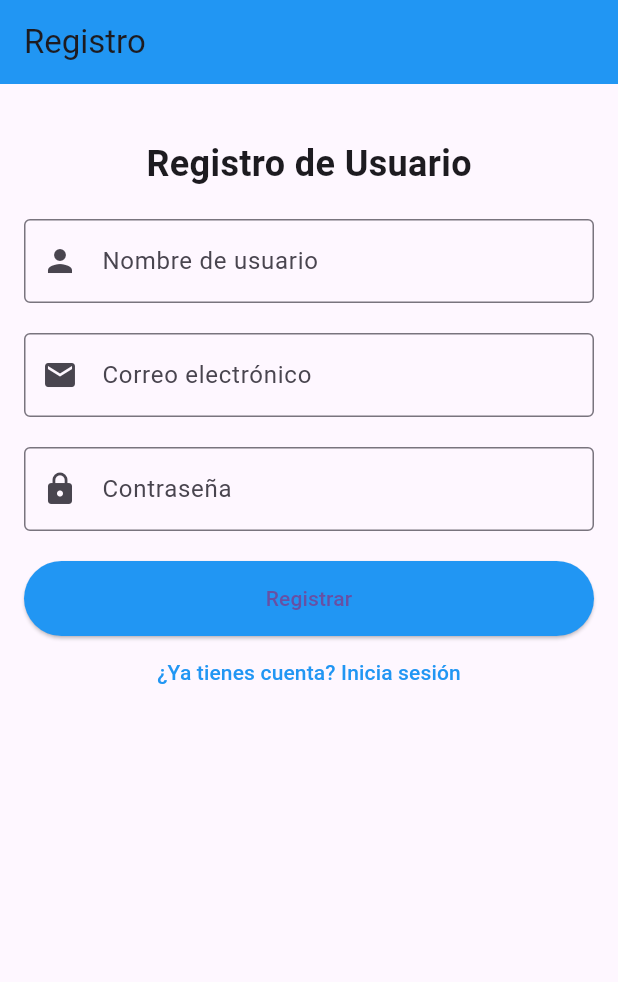
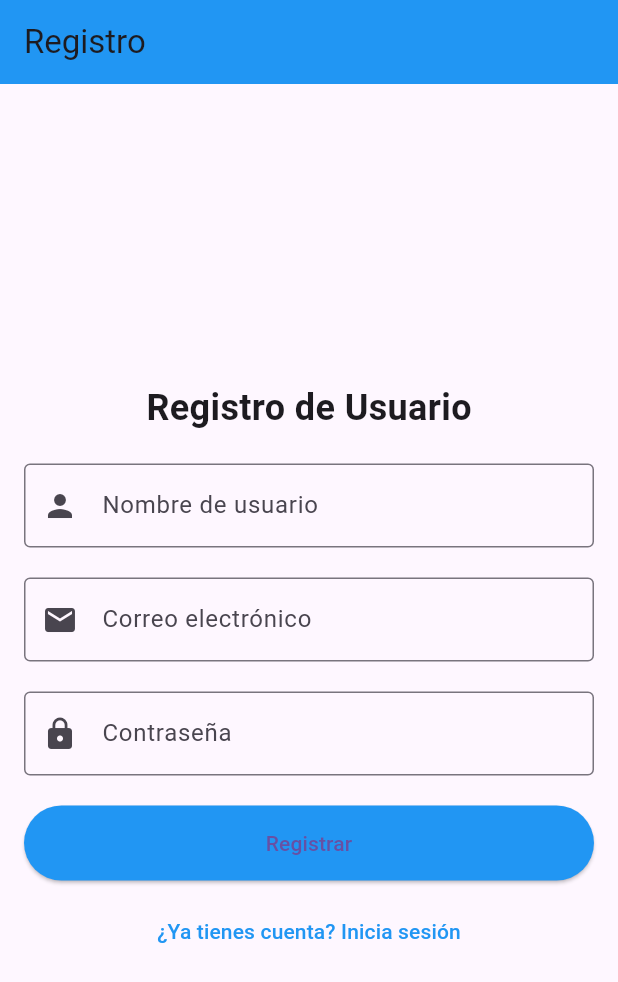
Before and after one commit to Sergi-10/findoutmole_copia, a Flutter app: the screen it shows after launch, on a phone screen of 412 x 824 dp. Shown: the top 982 px of the screen. Run offline on Flutter 3.47's test engine with Material 3 defaults, Android fonts, the phone set to English and light mode, and no system bars.

Commit message:
Centrado de los elementos fuera de la appBar

```diff
--- a/lib/screen/register_screen/register.dart
+++ b/lib/screen/register_screen/register.dart
@@ -10,13 +10,16 @@ class RegisterPage extends StatelessWidget {
         title: const Text('Registro'),
         backgroundColor: Colors.blue,
       ),
-      body: Padding(
-        padding: const EdgeInsets.all(16.0),
+      body: Center(
+        // Centra todo el contenido del body
         child: SingleChildScrollView(
-          child: Center(
+          child: Padding(
+            padding: const EdgeInsets.all(16.0),
             child: Column(
-              mainAxisAlignment: MainAxisAlignment.center,
-              crossAxisAlignment: CrossAxisAlignment.center,
+              mainAxisAlignment:
+                  MainAxisAlignment.center, // Centra verticalmente
+              crossAxisAlignment:
+                  CrossAxisAlignment.center, // Centra horizontalmente
               children: [
                 const SizedBox(height: 20),
                 const Text(
@@ -58,12 +61,16 @@ class RegisterPage extends StatelessWidget {
                   onPressed: () {
                     // Aquí puedes agregar la lógica para registrar al usuario
                   },
+                  style: ElevatedButton.styleFrom(
+                    minimumSize: const Size(
+                      double.infinity,
+                      50,
+                    ), // Botón de ancho completo
+                    backgroundColor: Colors.blue,
+                  ),
                   child: const Text('Registrar'),
-                  style: ElevatedButton.styleFrom(
-                    minimumSize: const Size(double.infinity, 50),
-                    backgroundColor: Colors.blue, // Fixed error here
-                  ),
                 ),
+                const SizedBox(height: 10),
                 // Opción para ir a la página de inicio de sesión
                 TextButton(
                   onPressed: () {
```
